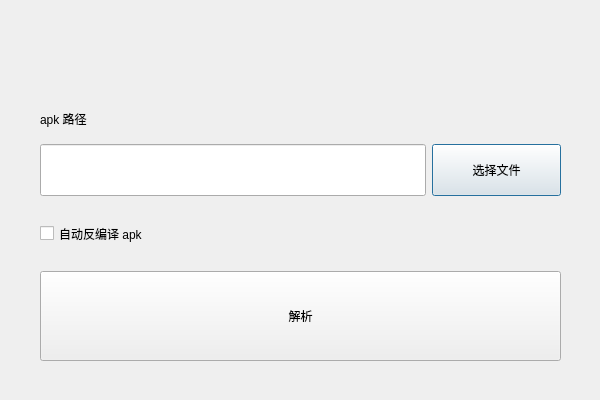
purejiang/BlankTool, file res/ui/parse_apk_dialog.ui: the form before one commit.
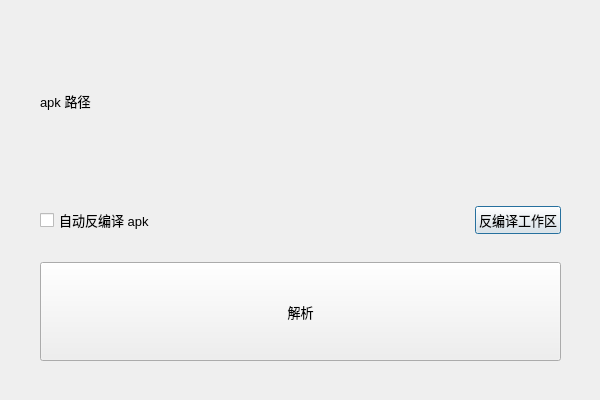
The form after the commit.

Commit message: 新增文件选择自定义控件；新增重打包功能界面；优化显示效果

The edit to the form file:
```diff
--- a/res/ui/parse_apk_dialog.ui
+++ b/res/ui/parse_apk_dialog.ui
@@ -23,16 +23,22 @@
     </rect>
    </property>
    <layout class="QVBoxLayout" name="verticalLayout_2" stretch="3,17">
+    <property name="spacing">
+     <number>0</number>
+    </property>
     <item>
      <layout class="QHBoxLayout" name="parse_apk_dialog_title_bar"/>
     </item>
     <item>
      <layout class="QVBoxLayout" name="verticalLayout" stretch="3,4,5,7">
+      <property name="spacing">
+       <number>6</number>
+      </property>
       <property name="leftMargin">
        <number>40</number>
       </property>
       <property name="topMargin">
-       <number>40</number>
+       <number>20</number>
       </property>
       <property name="rightMargin">
        <number>40</number>
@@ -42,41 +48,53 @@
       </property>
       <item>
        <widget class="QLabel" name="parse_apk_path_label">
+        <property name="font">
+         <font>
+          <pointsize>10</pointsize>
+         </font>
+        </property>
         <property name="text">
          <string>apk 路径</string>
         </property>
        </widget>
       </item>
       <item>
-       <layout class="QHBoxLayout" name="horizontalLayout" stretch="3,1">
-        <item>
-         <widget class="QLineEdit" name="parse_apk_path_edt">
-          <property name="sizePolicy">
-           <sizepolicy hsizetype="Expanding" vsizetype="Expanding">
-            <horstretch>0</horstretch>
-            <verstretch>0</verstretch>
-           </sizepolicy>
-          </property>
-         </widget>
-        </item>
-        <item>
-         <widget class="QPushButton" name="parse_apk_path_btn">
-          <property name="sizePolicy">
-           <sizepolicy hsizetype="Preferred" vsizetype="Preferred">
-            <horstretch>0</horstretch>
-            <verstretch>0</verstretch>
-           </sizepolicy>
-          </property>
-          <property name="text">
-           <string>选择文件</string>
-          </property>
-         </widget>
-        </item>
-       </layout>
+       <layout class="QHBoxLayout" name="choose_parse_apk_path_layout" stretch=""/>
       </item>
       <item>
        <layout class="QGridLayout" name="gridLayout">
-        <item row="0" column="0">
+        <item row="1" column="1">
+         <widget class="QPushButton" name="depack_root_dir_btn">
+          <property name="sizePolicy">
+           <sizepolicy hsizetype="Fixed" vsizetype="Fixed">
+            <horstretch>0</horstretch>
+            <verstretch>0</verstretch>
+           </sizepolicy>
+          </property>
+          <property name="font">
+           <font>
+            <pointsize>10</pointsize>
+           </font>
+          </property>
+          <property name="text">
+           <string>反编译工作区</string>
+          </property>
+         </widget>
+        </item>
+        <item row="2" column="0">
+         <spacer name="verticalSpacer">
+          <property name="orientation">
+           <enum>Qt::Vertical</enum>
+          </property>
+          <property name="sizeHint" stdset="0">
+           <size>
+            <width>20</width>
+            <height>40</height>
+           </size>
+          </property>
+         </spacer>
+        </item>
+        <item row="1" column="0">
          <widget class="QCheckBox" name="depackage_apk_check">
           <property name="sizePolicy">
            <sizepolicy hsizetype="Preferred" vsizetype="Preferred">
@@ -84,11 +102,29 @@
             <verstretch>0</verstretch>
            </sizepolicy>
           </property>
+          <property name="font">
+           <font>
+            <pointsize>10</pointsize>
+           </font>
+          </property>
           <property name="text">
            <string>自动反编译 apk</string>
           </property>
          </widget>
         </item>
+        <item row="0" column="0">
+         <spacer name="verticalSpacer_2">
+          <property name="orientation">
+           <enum>Qt::Vertical</enum>
+          </property>
+          <property name="sizeHint" stdset="0">
+           <size>
+            <width>20</width>
+            <height>40</height>
+           </size>
+          </property>
+         </spacer>
+        </item>
        </layout>
       </item>
       <item>
@@ -99,6 +135,11 @@
           <verstretch>0</verstretch>
          </sizepolicy>
         </property>
+        <property name="font">
+         <font>
+          <pointsize>10</pointsize>
+         </font>
+        </property>
         <property name="text">
          <string>解析</string>
         </property>
```
The commit also changes 33 other files.
